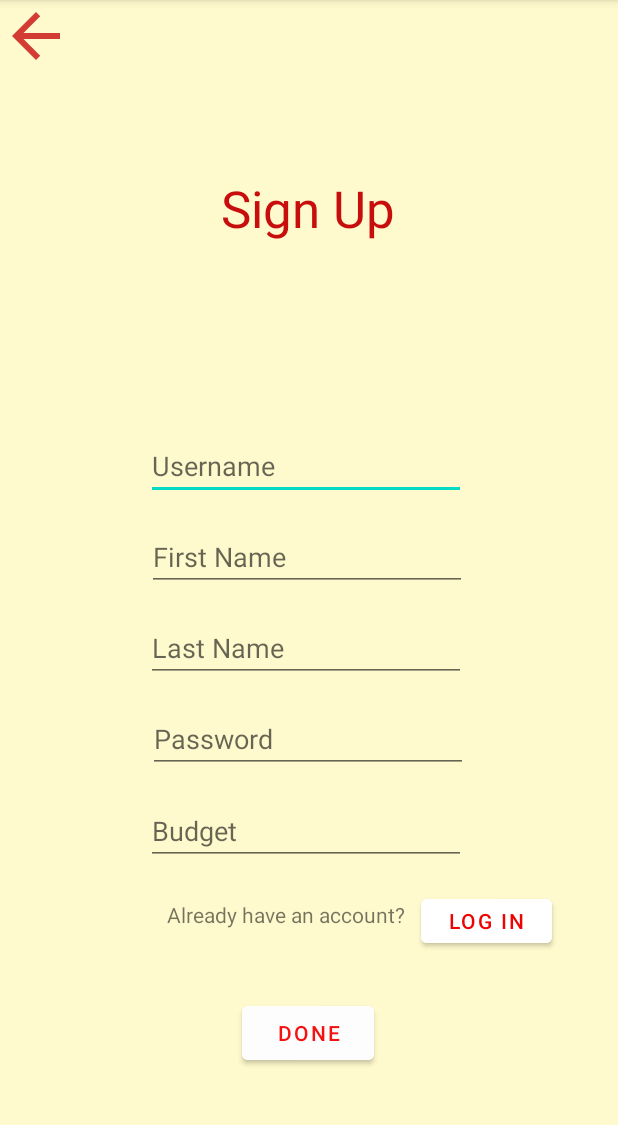
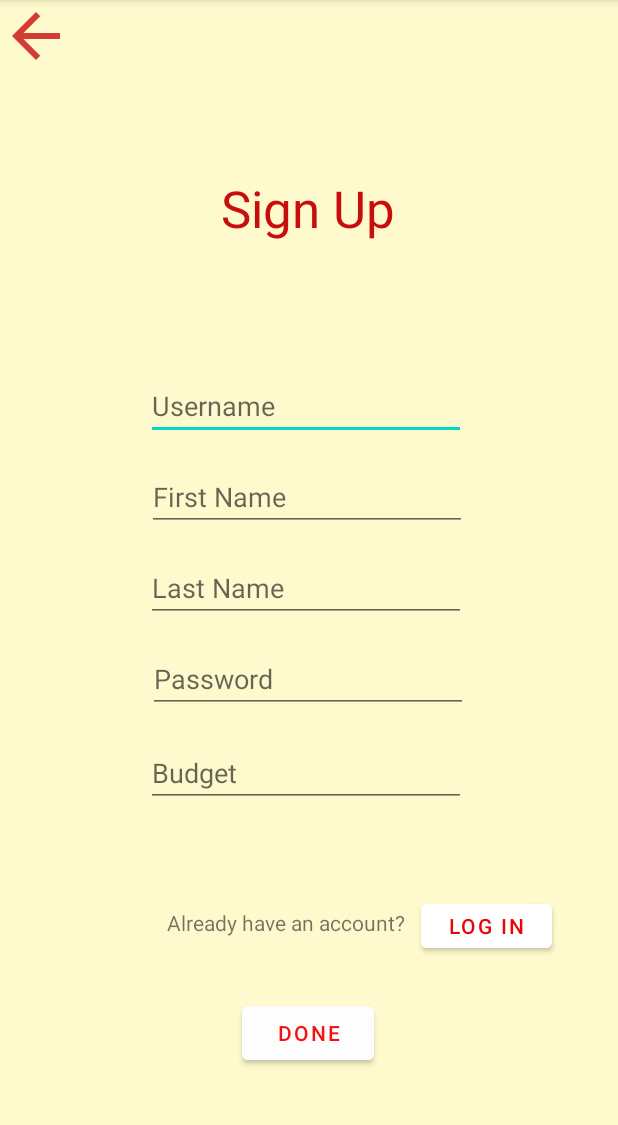
Before and after one commit to kahbodaeini/Garage, an Android app: the SignUpActivity screen opened directly, with no data from a screen before it, on a phone screen of 412 x 824 dp, the part 84-1209 px from its top. Run offline under Robolectric (Android 15) with nearby library versions, the phone set to English and light mode, and no system bars; our stand-ins replace navigation-ui; libraries missing offline, so code that uses them is left out: org.json.simple.

Commit message:
debug SignUpActivity.java push to kahbod

```diff
--- a/app/src/main/res/layout/signup_layout.xml
+++ b/app/src/main/res/layout/signup_layout.xml
@@ -41,7 +41,7 @@
         android:layout_width="wrap_content"
         android:layout_height="wrap_content"
         android:layout_marginStart="100dp"
-        android:layout_marginTop="70dp"
+        android:layout_marginTop="30dp"
         android:layout_marginEnd="101dp"
         android:layout_marginBottom="14dp"
         android:ems="10"
@@ -131,7 +131,8 @@
         app:layout_constraintBottom_toBottomOf="parent"
         app:layout_constraintEnd_toStartOf="@+id/login_button"
         app:layout_constraintStart_toStartOf="parent"
-        app:layout_constraintTop_toBottomOf="@+id/budget_sign_up" />
+        app:layout_constraintTop_toBottomOf="@+id/budget_sign_up"
+        app:layout_constraintVertical_bias="1.0" />
 
     <Button
         android:id="@+id/login_button"
@@ -146,7 +147,8 @@
         app:layout_constraintBottom_toBottomOf="parent"
         app:layout_constraintEnd_toEndOf="parent"
         app:layout_constraintStart_toEndOf="@+id/textView3"
-        app:layout_constraintTop_toBottomOf="@+id/budget_sign_up" />
+        app:layout_constraintTop_toBottomOf="@+id/budget_sign_up"
+        app:layout_constraintVertical_bias="0.961" />
 
     <Button
         android:id="@+id/done_button"
@@ -168,12 +170,13 @@
 
     <TextView
         android:id="@+id/error"
-        android:layout_width="wrap_content"
-        android:layout_height="wrap_content"
-        android:text=""
+        android:layout_width="126dp"
+        android:layout_height="19dp"
+        android:text="HELLO"
         android:textColor="@android:color/holo_red_dark"
-        tools:layout_editor_absoluteX="86dp"
-        tools:layout_editor_absoluteY="528dp"
-        tools:ignore="MissingConstraints" />
+        android:textSize="100dp"
+        tools:ignore="MissingConstraints"
+        tools:layout_editor_absoluteX="81dp"
+        tools:layout_editor_absoluteY="576dp" />
 
 </androidx.constraintlayout.widget.ConstraintLayout>
```
